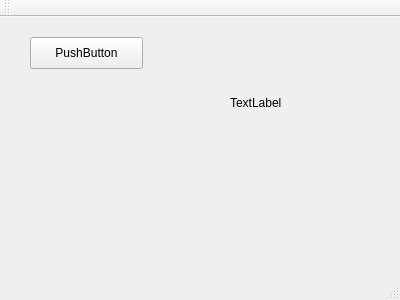
Above: tspgui/tspgui/mainwindow.ui from znjRoLS/tsp-heuristic-analysis before the change. Below: the same form after it.
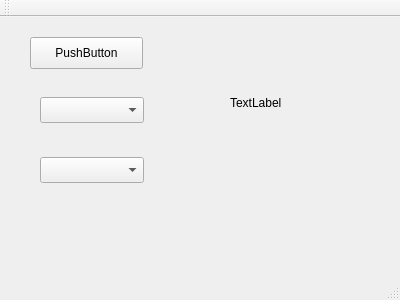
That is the form after the change.

The edit to the form file:
```diff
--- a/tspgui/tspgui/mainwindow.ui
+++ b/tspgui/tspgui/mainwindow.ui
@@ -46,6 +46,26 @@
      <string>TextLabel</string>
     </property>
    </widget>
+   <widget class="QComboBox" name="comboBoxAlgorithm">
+    <property name="geometry">
+     <rect>
+      <x>40</x>
+      <y>80</y>
+      <width>104</width>
+      <height>26</height>
+     </rect>
+    </property>
+   </widget>
+   <widget class="QComboBox" name="comboBoxWorldGenerator">
+    <property name="geometry">
+     <rect>
+      <x>40</x>
+      <y>140</y>
+      <width>104</width>
+      <height>26</height>
+     </rect>
+    </property>
+   </widget>
   </widget>
   <widget class="QMenuBar" name="menuBar">
    <property name="geometry">
```
